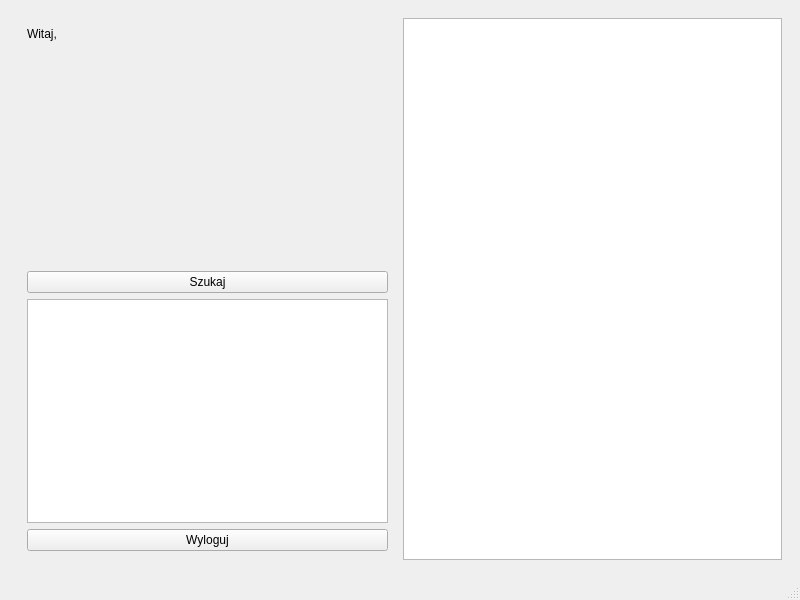
Above: mainwindow.ui from Antek-Rogowski/KorepetycjeApp before the change. Below: the same form after it.
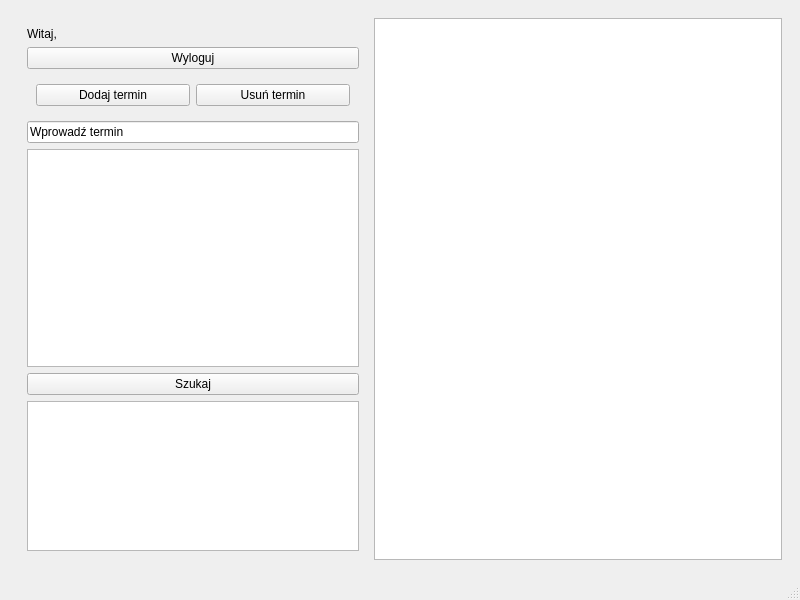
That is the form after the change. The open tabs and pages were chosen to show the change.

Diff of the .ui file:
```diff
--- a/mainwindow.ui
+++ b/mainwindow.ui
@@ -106,7 +106,7 @@
          <widget class="QWidget" name="widget" native="true">
           <property name="maximumSize">
            <size>
-            <width>1677215</width>
+            <width>350</width>
             <height>16777215</height>
            </size>
           </property>
@@ -118,29 +118,6 @@
              </property>
             </widget>
            </item>
-           <item>
-            <spacer name="verticalSpacer">
-             <property name="orientation">
-              <enum>Qt::Orientation::Vertical</enum>
-             </property>
-             <property name="sizeHint" stdset="0">
-              <size>
-               <width>20</width>
-               <height>224</height>
-              </size>
-             </property>
-            </spacer>
-           </item>
-           <item>
-            <widget class="QPushButton" name="searchButton">
-             <property name="text">
-              <string>Szukaj</string>
-             </property>
-            </widget>
-           </item>
-           <item>
-            <widget class="QListWidget" name="discoveredUsersList"/>
-           </item>
            <item>
             <widget class="QPushButton" name="logoutButton">
              <property name="text">
@@ -148,6 +125,59 @@
              </property>
             </widget>
            </item>
+           <item>
+            <widget class="QWidget" name="widget_5" native="true">
+             <layout class="QHBoxLayout" name="horizontalLayout_4">
+              <item>
+               <widget class="QPushButton" name="addTimeButton">
+                <property name="text">
+                 <string>Dodaj termin</string>
+                </property>
+               </widget>
+              </item>
+              <item>
+               <widget class="QPushButton" name="removeTimeButton">
+                <property name="maximumSize">
+                 <size>
+                  <width>10000</width>
+                  <height>16777215</height>
+                 </size>
+                </property>
+                <property name="text">
+                 <string>Usuń termin</string>
+                </property>
+               </widget>
+              </item>
+             </layout>
+            </widget>
+           </item>
+           <item>
+            <widget class="QLineEdit" name="newTimeLineEdit">
+             <property name="text">
+              <string>Wprowadź termin</string>
+             </property>
+            </widget>
+           </item>
+           <item>
+            <widget class="QListWidget" name="availabilityListWidget"/>
+           </item>
+           <item>
+            <widget class="QPushButton" name="searchButton">
+             <property name="text">
+              <string>Szukaj</string>
+             </property>
+            </widget>
+           </item>
+           <item>
+            <widget class="QListWidget" name="discoveredUsersList">
+             <property name="maximumSize">
+              <size>
+               <width>16777215</width>
+               <height>150</height>
+              </size>
+             </property>
+            </widget>
+           </item>
           </layout>
          </widget>
         </item>
```
Left out of the diff: 47 changed lines with no effect on the pictures.
